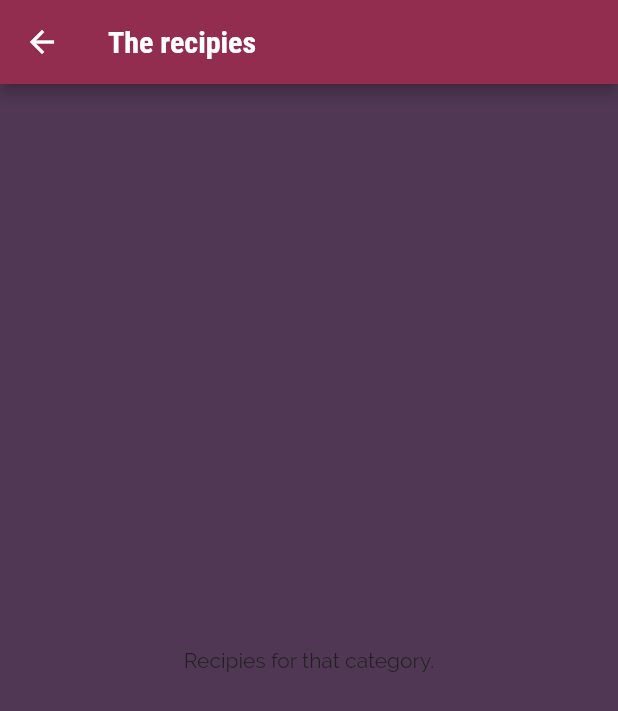
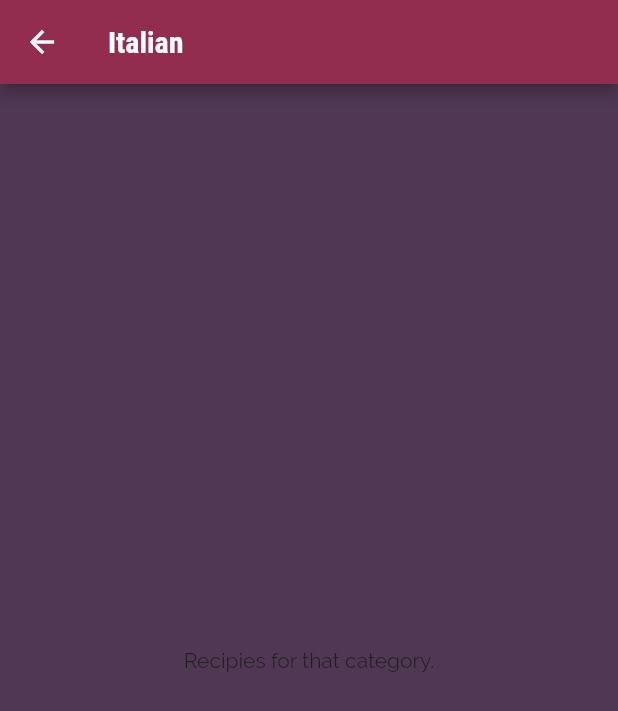
Before and after one commit to manisgoyal/meals_app, a Flutter app: the screen it shows after launch, after a tap on "Italian", on a phone screen of 412 x 824 dp. Shown: the top 711 px of the screen. Run offline on Flutter 3.47's test engine with Material 2 defaults, Android fonts, the phone set to English and light mode, and no system bars.

Commit message:
From Ubuntu

```diff
--- a/lib/categories_screen.dart
+++ b/lib/categories_screen.dart
@@ -26,6 +26,7 @@ class CategoriesScreen extends StatelessWidget {
           padding: const EdgeInsets.all(20),
           children: dummyCategories
               .map((e) => CategoryItem(
+                    e.id,
                     e.title,
                     e.colour,
                   ))
--- a/lib/category_item.dart
+++ b/lib/category_item.dart
@@ -1,13 +1,15 @@
 import 'package:flutter/material.dart';
-import './category_meals_screen.dart';
+
+import 'category_meals_screen.dart';
 
 class CategoryItem extends StatelessWidget {
+  final String id;
   final String title;
   final Color colour;
-  const CategoryItem(this.title, this.colour);
+  const CategoryItem(this.id,this.title, this.colour);
   void selectCategory(ctx) {
     Navigator.of(ctx).push(MaterialPageRoute(builder: (_) {
-      return CategoryMealsScreen();
+      return CategoryMealsScreen(id,title);
     }));
   }
 
--- a/lib/category_meals_screen.dart
+++ b/lib/category_meals_screen.dart
@@ -1,11 +1,14 @@
 import 'package:flutter/material.dart';
 
 class CategoryMealsScreen extends StatelessWidget {
+  final String categoryId;
+  final String categoryTitle;
+  const CategoryMealsScreen(this.categoryId,this.categoryTitle);
   @override
   Widget build(BuildContext context) {
     return Scaffold(
       appBar: AppBar(
-        title: Text('The recipies'),
+        title: Text(categoryTitle),
       ),
       body: Center(
         child: Text('Recipies for that category.'),
```
Also changed, not shown: analysis_options.yaml (line endings or trailing spaces), lib/dummy_data.dart (line endings or trailing spaces), lib/main.dart (line endings or trailing spaces), lib/models/category.dart (line endings or trailing spaces), pubspec.yaml (line endings or trailing spaces), 18 other files.
